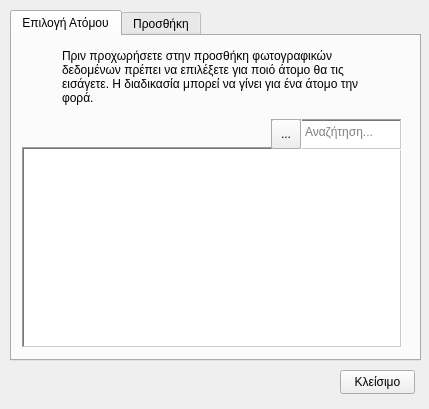
Before: the Qt Designer form datasetdialog.ui in Felfired/Argus, drawn with Qt 5.
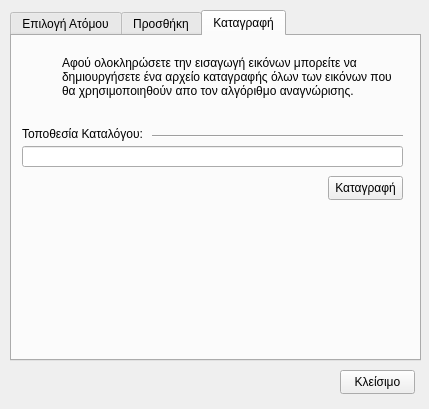
After: the same form once the commit is applied. The open tabs and pages were chosen to show the change. Icons and pictures are not drawn.

Patch:
```diff
--- a/datasetdialog.ui
+++ b/datasetdialog.ui
@@ -331,6 +331,98 @@
      </widget>
     </widget>
    </widget>
+   <widget class="QWidget" name="tabSaveToText">
+    <attribute name="title">
+     <string>Καταγραφή</string>
+    </attribute>
+    <widget class="QLabel" name="datasetDescriptionLabel_2">
+     <property name="geometry">
+      <rect>
+       <x>50</x>
+       <y>10</y>
+       <width>341</width>
+       <height>61</height>
+      </rect>
+     </property>
+     <property name="text">
+      <string>Αφού ολοκληρώσετε την εισαγωγή εικόνων μπορείτε να δημιουργήσετε ένα αρχείο καταγραφής όλων των εικόνων που θα χρησιμοποιηθούν απο τον αλγόριθμο αναγνώρισης.</string>
+     </property>
+     <property name="scaledContents">
+      <bool>false</bool>
+     </property>
+     <property name="wordWrap">
+      <bool>true</bool>
+     </property>
+    </widget>
+    <widget class="QLabel" name="datasetImageLabel_2">
+     <property name="geometry">
+      <rect>
+       <x>10</x>
+       <y>20</y>
+       <width>32</width>
+       <height>32</height>
+      </rect>
+     </property>
+     <property name="text">
+      <string/>
+     </property>
+     <property name="pixmap">
+      <pixmap resource="resources.qrc">:/argus/res/app_icons/write.png</pixmap>
+     </property>
+     <property name="scaledContents">
+      <bool>true</bool>
+     </property>
+    </widget>
+    <widget class="QLineEdit" name="displayPathLineEdit">
+     <property name="geometry">
+      <rect>
+       <x>10</x>
+       <y>110</y>
+       <width>381</width>
+       <height>21</height>
+      </rect>
+     </property>
+    </widget>
+    <widget class="QPushButton" name="saveToTextButton">
+     <property name="geometry">
+      <rect>
+       <x>316</x>
+       <y>140</y>
+       <width>75</width>
+       <height>24</height>
+      </rect>
+     </property>
+     <property name="text">
+      <string>Καταγραφή</string>
+     </property>
+    </widget>
+    <widget class="QLabel" name="label_2">
+     <property name="geometry">
+      <rect>
+       <x>10</x>
+       <y>90</y>
+       <width>131</width>
+       <height>16</height>
+      </rect>
+     </property>
+     <property name="text">
+      <string>Τοποθεσία Καταλόγου:</string>
+     </property>
+    </widget>
+    <widget class="Line" name="line">
+     <property name="geometry">
+      <rect>
+       <x>140</x>
+       <y>90</y>
+       <width>251</width>
+       <height>20</height>
+      </rect>
+     </property>
+     <property name="orientation">
+      <enum>Qt::Horizontal</enum>
+     </property>
+    </widget>
+   </widget>
   </widget>
   <widget class="QPushButton" name="cancelButton">
    <property name="geometry">
```
